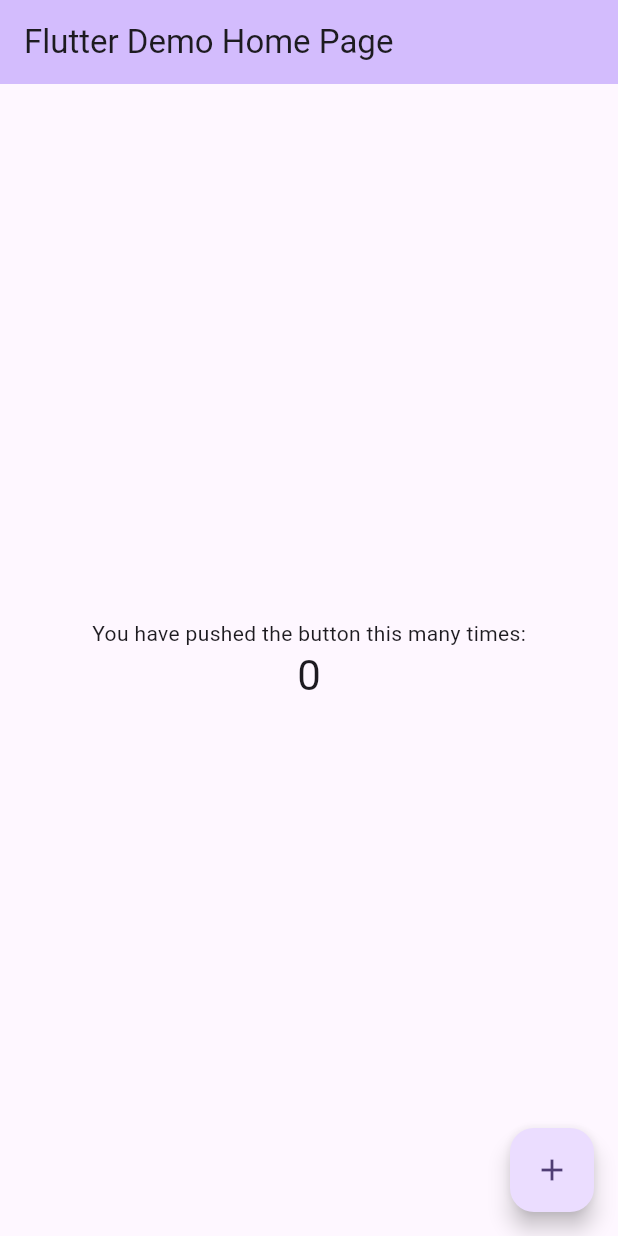
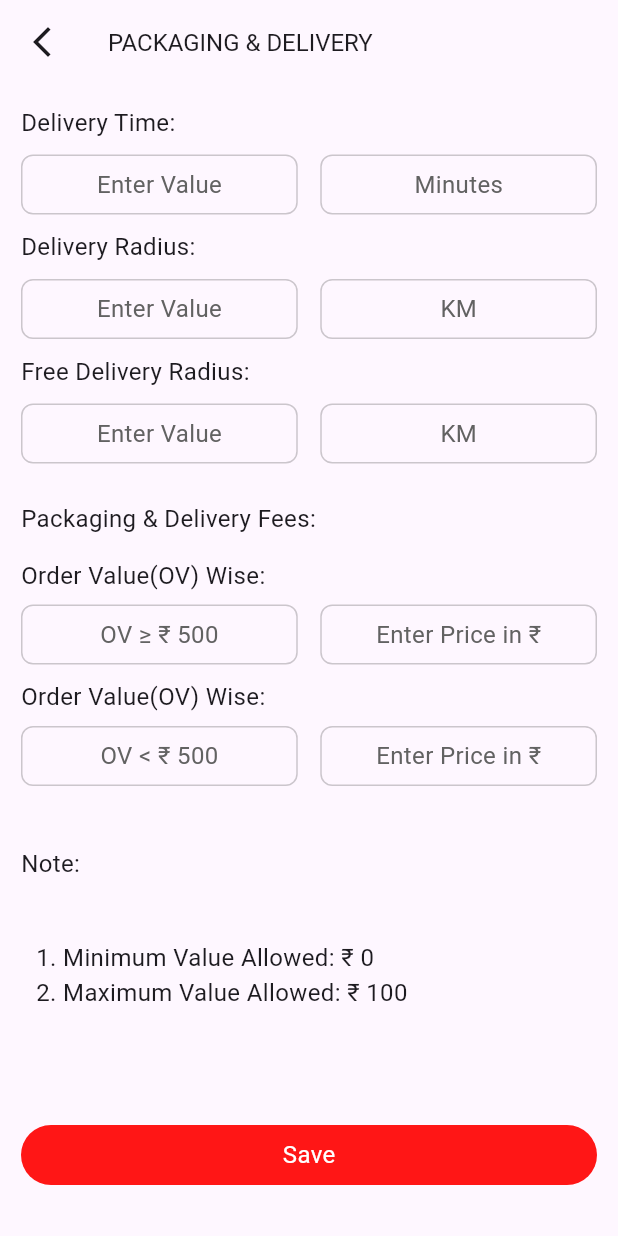
Before and after one commit to harsshhan/Yumfac-Intern-Task, a Flutter app: the screen it shows after launch, on a phone screen of 412 x 824 dp. Run offline on Flutter 3.47's test engine with Material 3 defaults, Android fonts, the light colour scheme and no system bars.

Commit message:
feat: add deliveryDetails page

```diff
--- a/lib/main.dart
+++ b/lib/main.dart
@@ -1,4 +1,5 @@
 import 'package:flutter/material.dart';
+import 'package:yumfac_task/screens/deliveryDetailsPage.dart';
 
 void main() {
   runApp(const MyApp());
@@ -7,119 +8,11 @@
 class MyApp extends StatelessWidget {
   const MyApp({super.key});
 
-  // This widget is the root of your application.
   @override
   Widget build(BuildContext context) {
     return MaterialApp(
-      title: 'Flutter Demo',
-      theme: ThemeData(
-        // This is the theme of your application.
-        //
-        // TRY THIS: Try running your application with "flutter run". You'll see
-        // the application has a purple toolbar. Then, without quitting the app,
-        // try changing the seedColor in the colorScheme below to Colors.green
-        // and then invoke "hot reload" (save your changes or press the "hot
-        // reload" button in a Flutter-supported IDE, or press "r" if you used
-        // the command line to start the app).
-        //
-        // Notice that the counter didn't reset back to zero; the application
-        // state is not lost during the reload. To reset the state, use hot
-        // restart instead.
-        //
-        // This works for code too, not just values: Most code changes can be
-        // tested with just a hot reload.
-        colorScheme: ColorScheme.fromSeed(seedColor: Colors.deepPurple),
-        useMaterial3: true,
-      ),
-      home: const MyHomePage(title: 'Flutter Demo Home Page'),
+      debugShowCheckedModeBanner: false,
+      home: Deliverydetailspage(),
     );
   }
 }
-
-class MyHomePage extends StatefulWidget {
-  const MyHomePage({super.key, required this.title});
-
-  // This widget is the home page of your application. It is stateful, meaning
-  // that it has a State object (defined below) that contains fields that affect
-  // how it looks.
-
-  // This class is the configuration for the state. It holds the values (in this
-  // case the title) provided by the parent (in this case the App widget) and
-  // used by the build method of the State. Fields in a Widget subclass are
-  // always marked "final".
-
-  final String title;
-
-  @override
-  State<MyHomePage> createState() => _MyHomePageState();
-}
-
-class _MyHomePageState extends State<MyHomePage> {
-  int _counter = 0;
-
-  void _incrementCounter() {
-    setState(() {
-      // This call to setState tells the Flutter framework that something has
-      // changed in this State, which causes it to rerun the build method below
-      // so that the display can reflect the updated values. If we changed
-      // _counter without calling setState(), then the build method would not be
-      // called again, and so nothing would appear to happen.
-      _counter++;
-    });
-  }
-
-  @override
-  Widget build(BuildContext context) {
-    // This method is rerun every time setState is called, for instance as done
-    // by the _incrementCounter method above.
-    //
-    // The Flutter framework has been optimized to make rerunning build methods
-    // fast, so that you can just rebuild anything that needs updating rather
-    // than having to individually change instances of widgets.
-    return Scaffold(
-      appBar: AppBar(
-        // TRY THIS: Try changing the color here to a specific color (to
-        // Colors.amber, perhaps?) and trigger a hot reload to see the AppBar
-        // change color while the other colors stay the same.
-        backgroundColor: Theme.of(context).colorScheme.inversePrimary,
-        // Here we take the value from the MyHomePage object that was created by
-        // the App.build method, and use it to set our appbar title.
-        title: Text(widget.title),
-      ),
-      body: Center(
-        // Center is a layout widget. It takes a single child and positions it
-        // in the middle of the parent.
-        child: Column(
-          // Column is also a layout widget. It takes a list of children and
-          // arranges them vertically. By default, it sizes itself to fit its
-          // children horizontally, and tries to be as tall as its parent.
-          //
-          // Column has various properties to control how it sizes itself and
-          // how it positions its children. Here we use mainAxisAlignment to
-          // center the children vertically; the main axis here is the vertical
-          // axis because Columns are vertical (the cross axis would be
-          // horizontal).
-          //
-          // TRY THIS: Invoke "debug painting" (choose the "Toggle Debug Paint"
-          // action in the IDE, or press "p" in the console), to see the
-          // wireframe for each widget.
-          mainAxisAlignment: MainAxisAlignment.center,
-          children: <Widget>[
-            const Text(
-              'You have pushed the button this many times:',
-            ),
-            Text(
-              '$_counter',
-              style: Theme.of(context).textTheme.headlineMedium,
-            ),
-          ],
-        ),
-      ),
-      floatingActionButton: FloatingActionButton(
-        onPressed: _incrementCounter,
-        tooltip: 'Increment',
-        child: const Icon(Icons.add),
-      ), // This trailing comma makes auto-formatting nicer for build methods.
-    );
-  }
-}
--- /dev/null
+++ b/lib/screens/deliveryDetailsPage.dart
@@ -0,0 +1,339 @@
+import 'package:flutter/material.dart';
+
+class Deliverydetailspage extends StatefulWidget {
+  const Deliverydetailspage({super.key});
+
+  @override
+  State<Deliverydetailspage> createState() => _DeliverydetailspageState();
+}
+
+class _DeliverydetailspageState extends State<Deliverydetailspage> {
+  @override
+  Widget build(BuildContext context) {
+    return Scaffold(
+      appBar: AppBar(
+        title: Text(
+          "PACKAGING & DELIVERY",
+          style: TextStyle(fontSize: 16, fontWeight: FontWeight.w400),
+        ),
+        leading: Icon(
+          Icons.arrow_back_ios_new,
+        ),
+      ),
+      body: Padding(
+        padding: const EdgeInsets.all(14),
+        child: Column(
+          crossAxisAlignment: CrossAxisAlignment.start,
+          mainAxisAlignment: MainAxisAlignment.spaceBetween,
+          children: [
+            Column(
+              crossAxisAlignment: CrossAxisAlignment.start,
+              children: [
+                Text(
+              "Delivery Time: ",
+              style: TextStyle(fontSize: 16, fontWeight: FontWeight.w400),
+            ),
+            SizedBox(
+              height: 10,
+            ),
+            Row(
+              mainAxisAlignment: MainAxisAlignment.spaceBetween,
+              children: [
+                Expanded(
+                  child: Container(
+                    height: 40,
+                    decoration: BoxDecoration(
+                        borderRadius: BorderRadius.circular(8),
+                        border: Border.all(
+                            width: 1, color: Color.fromRGBO(0, 0, 0, 0.2))),
+                    child: Center(
+                      child: Text(
+                        "Enter Value",
+                        style: TextStyle(
+                            fontSize: 16, color: Color.fromRGBO(98, 98, 98, 1)),
+                      ),
+                    ),
+                  ),
+                ),
+                SizedBox(
+                  width: 15,
+                ),
+                Expanded(
+                  child: Container(
+                    height: 40,
+                    decoration: BoxDecoration(
+                        borderRadius: BorderRadius.circular(8),
+                        border: Border.all(
+                            width: 1, color: Color.fromRGBO(0, 0, 0, 0.2))),
+                    child: Center(
+                      child: Text("Minutes",
+                          style: TextStyle(
+                              fontSize: 16,
+                              color: Color.fromRGBO(98, 98, 98, 1))),
+                    ),
+                  ),
+                )
+              ],
+            ),
+            SizedBox(
+              height: 10,
+            ),
+            Text(
+              "Delivery Radius: ",
+              style: TextStyle(fontSize: 16, fontWeight: FontWeight.w400),
+            ),
+            SizedBox(
+              height: 10,
+            ),
+            Row(
+              mainAxisAlignment: MainAxisAlignment.spaceBetween,
+              children: [
+                Expanded(
+                  child: Container(
+                    height: 40,
+                    decoration: BoxDecoration(
+                        borderRadius: BorderRadius.circular(8),
+                        border: Border.all(
+                            width: 1, color: Color.fromRGBO(0, 0, 0, 0.2))),
+                    child: Center(
+                      child: Text("Enter Value",
+                          style: TextStyle(
+                              fontSize: 16,
+                              color: Color.fromRGBO(98, 98, 98, 1))),
+                    ),
+                  ),
+                ),
+                SizedBox(
+                  width: 15,
+                ),
+                Expanded(
+                  child: Container(
+                    height: 40,
+                    decoration: BoxDecoration(
+                        borderRadius: BorderRadius.circular(8),
+                        border: Border.all(
+                            width: 1, color: Color.fromRGBO(0, 0, 0, 0.2))),
+                    child: Center(
+                      child: Text("KM",
+                          style: TextStyle(
+                              fontSize: 16,
+                              color: Color.fromRGBO(98, 98, 98, 1))),
+                    ),
+                  ),
+                )
+              ],
+            ),
+            SizedBox(
+              height: 10,
+            ),
+            Text(
+              "Free Delivery Radius: ",
+              style: TextStyle(fontSize: 16, fontWeight: FontWeight.w400),
+            ),
+            SizedBox(
+              height: 10,
+            ),
+            Row(
+              mainAxisAlignment: MainAxisAlignment.spaceBetween,
+              children: [
+                Expanded(
+                  child: Container(
+                    height: 40,
+                    decoration: BoxDecoration(
+                        borderRadius: BorderRadius.circular(8),
+                        border: Border.all(
+                            width: 1, color: Color.fromRGBO(0, 0, 0, 0.2))),
+                    child: Center(
+                      child: Text("Enter Value",
+                          style: TextStyle(
+                              fontSize: 16,
+                              color: Color.fromRGBO(98, 98, 98, 1))),
+                    ),
+                  ),
+                ),
+                SizedBox(
+                  width: 15,
+                ),
+                Expanded(
+                  child: Container(
+                    height: 40,
+                    decoration: BoxDecoration(
+                        borderRadius: BorderRadius.circular(8),
+                        border: Border.all(
+                            width: 1, color: Color.fromRGBO(0, 0, 0, 0.2))),
+                    child: Center(
+                      child: Text("KM",
+                          style: TextStyle(
+                              fontSize: 16,
+                              color: Color.fromRGBO(98, 98, 98, 1))),
+                    ),
+                  ),
+                )
+              ],
+            ),
+            SizedBox(
+              height: 25,
+            ),
+            Text(
+              "Packaging & Delivery Fees: ",
+              style: TextStyle(fontSize: 16, fontWeight: FontWeight.w400),
+            ),
+            SizedBox(
+              height: 15,
+            ),
+            Text(
+              "Order Value(OV) Wise:",
+              style: TextStyle(fontSize: 16, fontWeight: FontWeight.w400),
+            ),
+            SizedBox(
+              height: 8,
+            ),
+            Row(
+              mainAxisAlignment: MainAxisAlignment.spaceBetween,
+              children: [
+                Expanded(
+                  child: Container(
+                    height: 40,
+                    decoration: BoxDecoration(
+                        borderRadius: BorderRadius.circular(8),
+                        border: Border.all(
+                            width: 1, color: Color.fromRGBO(0, 0, 0, 0.2))),
+                    child: Center(
+                      child: Text("OV ≥ ₹ 500",
+                          style: TextStyle(
+                              fontSize: 16,
+                              color: Color.fromRGBO(98, 98, 98, 1))),
+                    ),
+                  ),
+                ),
+                SizedBox(
+                  width: 15,
+                ),
+                Expanded(
+                  child: Container(
+                    height: 40,
+                    decoration: BoxDecoration(
+                        borderRadius: BorderRadius.circular(8),
+                        border: Border.all(
+                            width: 1, color: Color.fromRGBO(0, 0, 0, 0.2))),
+                    child: Center(
+                      child: Text("Enter Price in ₹",
+                          style: TextStyle(
+                              fontSize: 16,
+                              color: Color.fromRGBO(98, 98, 98, 1))),
+                    ),
+                  ),
+                )
+              ],
+            ),
+            SizedBox(
+              height: 10,
+            ),
+            Text(
+              "Order Value(OV) Wise:",
+              style: TextStyle(fontSize: 16, fontWeight: FontWeight.w400),
+            ),
+            SizedBox(
+              height: 8,
+            ),
+            Row(
+              mainAxisAlignment: MainAxisAlignment.spaceBetween,
+              children: [
+                Expanded(
+                  child: Container(
+                    height: 40,
+                    decoration: BoxDecoration(
+                        borderRadius: BorderRadius.circular(8),
+                        border: Border.all(
+                            width: 1, color: Color.fromRGBO(0, 0, 0, 0.2))),
+                    child: Center(
+                      child: Text("OV < ₹ 500",
+                          style: TextStyle(
+                              fontSize: 16,
+                              color: Color.fromRGBO(98, 98, 98, 1))),
+                    ),
+                  ),
+                ),
+                SizedBox(
+                  width: 15,
+                ),
+                Expanded(
+                  child: Container(
+                    height: 40,
+                    decoration: BoxDecoration(
+                        borderRadius: BorderRadius.circular(8),
+                        border: Border.all(
+                            width: 1, color: Color.fromRGBO(0, 0, 0, 0.2))),
+                    child: Center(
+                      child: Text("Enter Price in ₹",
+                          style: TextStyle(
+                              fontSize: 16,
+                              color: Color.fromRGBO(98, 98, 98, 1))),
+                    ),
+                  ),
+                )
+              ],
+            ),
+            SizedBox(
+              height: 40,
+            ),
+            Text(
+              "Note: ",
+              style: TextStyle(fontSize: 16, fontWeight: FontWeight.w400),
+            ),
+            SizedBox(
+              height: 40,
+            ),
+            Padding(
+              padding: const EdgeInsets.only(left: 10),
+              child: Column(
+                crossAxisAlignment: CrossAxisAlignment.start,
+                children: [
+                  Text(
+                    "1. Minimum Value Allowed: ₹ 0",
+                    style: TextStyle(fontSize: 16, fontWeight: FontWeight.w400),
+                  ),
+                  Text("2. Maximum Value Allowed: ₹ 100",
+                      style:
+                          TextStyle(fontSize: 16, fontWeight: FontWeight.w400)),
+                ],
+              ),
+            ),
+              ],
+            ),
+            Padding(
+              padding: const EdgeInsets.only(bottom: 20),
+              child: InkWell(
+                onTap: () {
+                  print("Save");
+                },
+                customBorder: RoundedRectangleBorder(
+                  borderRadius:
+                      BorderRadius.circular(20),
+                ),
+                child: Ink(
+                    decoration: BoxDecoration(
+                        borderRadius: BorderRadius.circular(20),
+                        color: Color.fromRGBO(255, 22, 22, 1),
+
+                        ),
+                    height: 40,
+                    width: double.infinity,
+
+                    child: Center(
+                      child: Text(
+                        "Save",
+                        style: TextStyle(
+                            color: Colors.white,
+                            fontSize: 16,
+                            fontWeight: FontWeight.w400),
+                      ),
+                    )),
+              ),
+            ),
+          ],
+        ),
+      ),
+    );
+  }
+}
```
